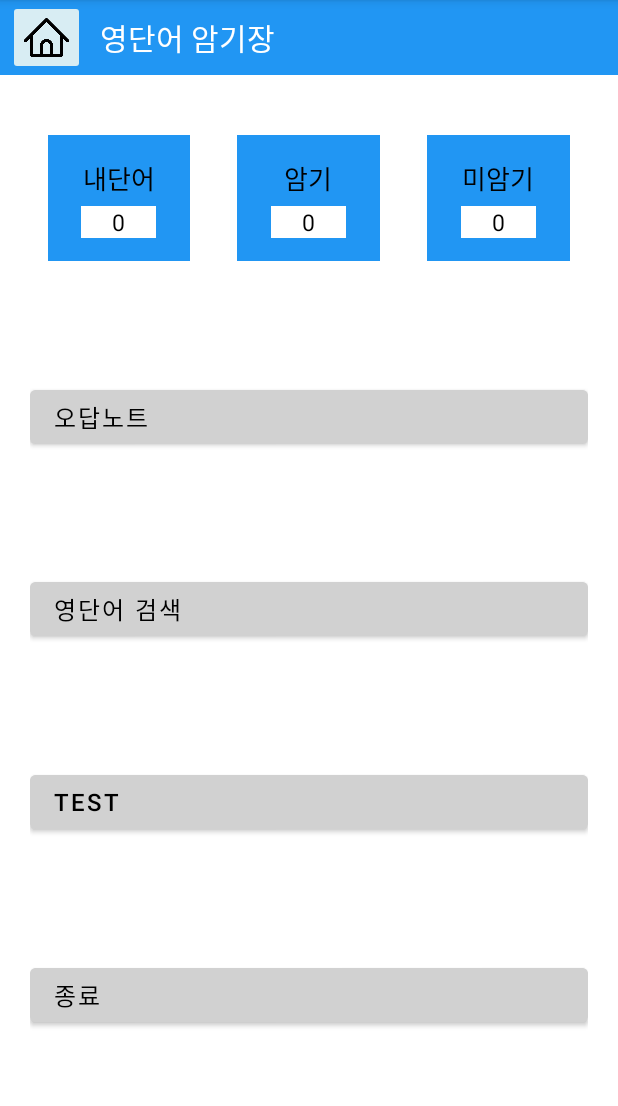
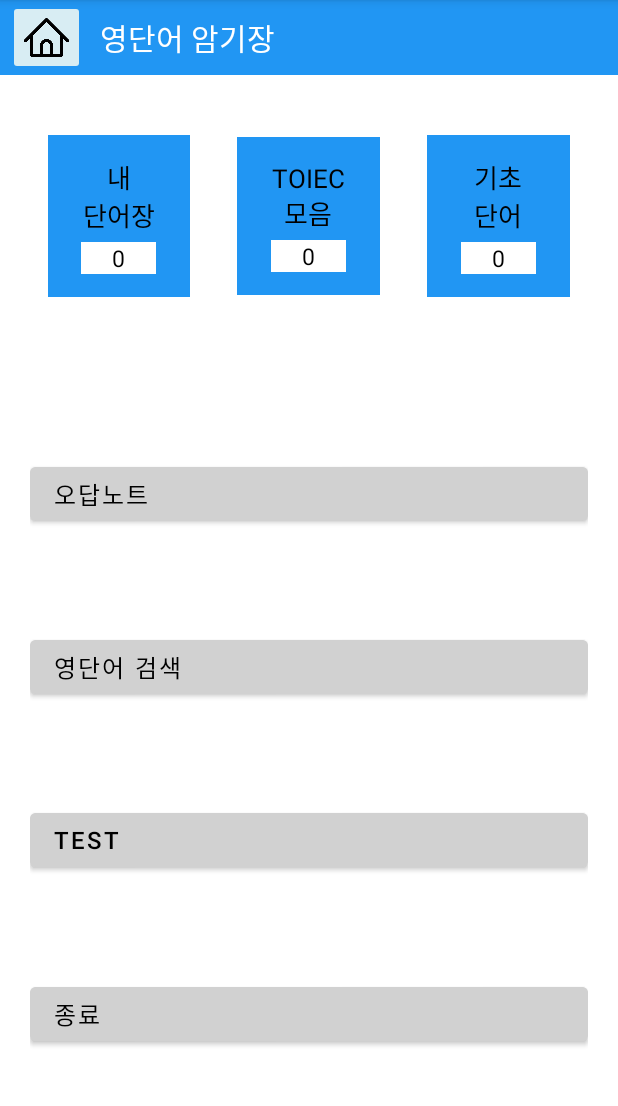
Before and after one commit to MountainHS/EnglishVocabulary, an Android app: the screen it shows after launch (MainActivity), on a phone screen of 412 x 824 dp, the part 84-1190 px from its top. Run offline under Robolectric (Android 15) with nearby library versions, the phone set to English and light mode, and no system bars; our stand-ins replace Firebase (no records; nobody signed in at launch, a user with empty details on screens opened directly).

```diff
--- a/app/src/main/res/layout/activity_main.xml
+++ b/app/src/main/res/layout/activity_main.xml
@@ -7,7 +7,8 @@
     android:layout_width="match_parent"
     android:layout_height="match_parent"
     android:background="@color/white"
-    tools:context=".MainActivity">
+    tools:context=".MainActivity"
+    >
 
     <LinearLayout
         android:layout_width="match_parent"
@@ -51,7 +52,9 @@
             android:orientation="horizontal"
             android:weightSum="13"
             android:gravity="center"
-            android:layout_marginTop="40dp">
+            android:layout_marginTop="40dp"
+            android:layout_marginBottom="40dp"
+            android:measureWithLargestChild="false">
 
             <LinearLayout
                 android:id="@+id/myword"
@@ -66,7 +69,9 @@
                 <TextView
                     android:layout_width="wrap_content"
                     android:layout_height="wrap_content"
-                    android:text="내단어"
+                    android:text="내
+                    단어장"
+                    android:gravity="center"
                     android:textColor="@color/black"
                     android:textSize="17dp"
                     android:layout_marginBottom="5dp"
@@ -79,7 +84,7 @@
                     android:background="@color/white"
                     android:clickable="false"
                     android:gravity="center"
-                    android:text="50"
+                    android:text="0"
                     android:textColor="@color/black"
                     android:textSize="15dp" />
 
@@ -101,9 +106,11 @@
                 <TextView
                     android:layout_width="wrap_content"
                     android:layout_height="wrap_content"
-                    android:text="암기"
+                    android:text="TOIEC
+                    모음"
                     android:textColor="@color/black"
                     android:textSize="17dp"
+                    android:gravity="center"
                     android:layout_marginBottom="5dp"
                     android:clickable="false"/>
 
@@ -111,7 +118,7 @@
                     android:id="@+id/textview_myword2ManyWord"
                     android:layout_width="50dp"
                     android:layout_height="wrap_content"
-                    android:text="50"
+                    android:text="0"
                     android:textSize="15dp"
                     android:textColor="@color/black"
                     android:background="@color/white"
@@ -136,7 +143,9 @@
                 <TextView
                     android:layout_width="wrap_content"
                     android:layout_height="wrap_content"
-                    android:text="미암기"
+                    android:text="기초
+                    단어"
+                    android:gravity="center"
                     android:textColor="@color/black"
                     android:textSize="17dp"
                     android:layout_marginBottom="5dp"
@@ -146,7 +155,7 @@
                     android:id="@+id/textview_myword3ManyWord"
                     android:layout_width="50dp"
                     android:layout_height="wrap_content"
-                    android:text="50"
+                    android:text="0"
                     android:textSize="15dp"
                     android:textColor="@color/black"
                     android:background="@color/white"
```
Also changed, not shown: app/src/main/java/com/example/englishvocabulary/ListWord.java (+25 -21 lines), app/src/main/java/com/example/englishvocabulary/RecyclerAdaptor.java (+10 -0 lines), app/src/main/java/com/example/englishvocabulary/StudyWord.java (+69 -0 lines), app/src/main/res/layout/activity_test_setting.xml (+12 -6 lines).
